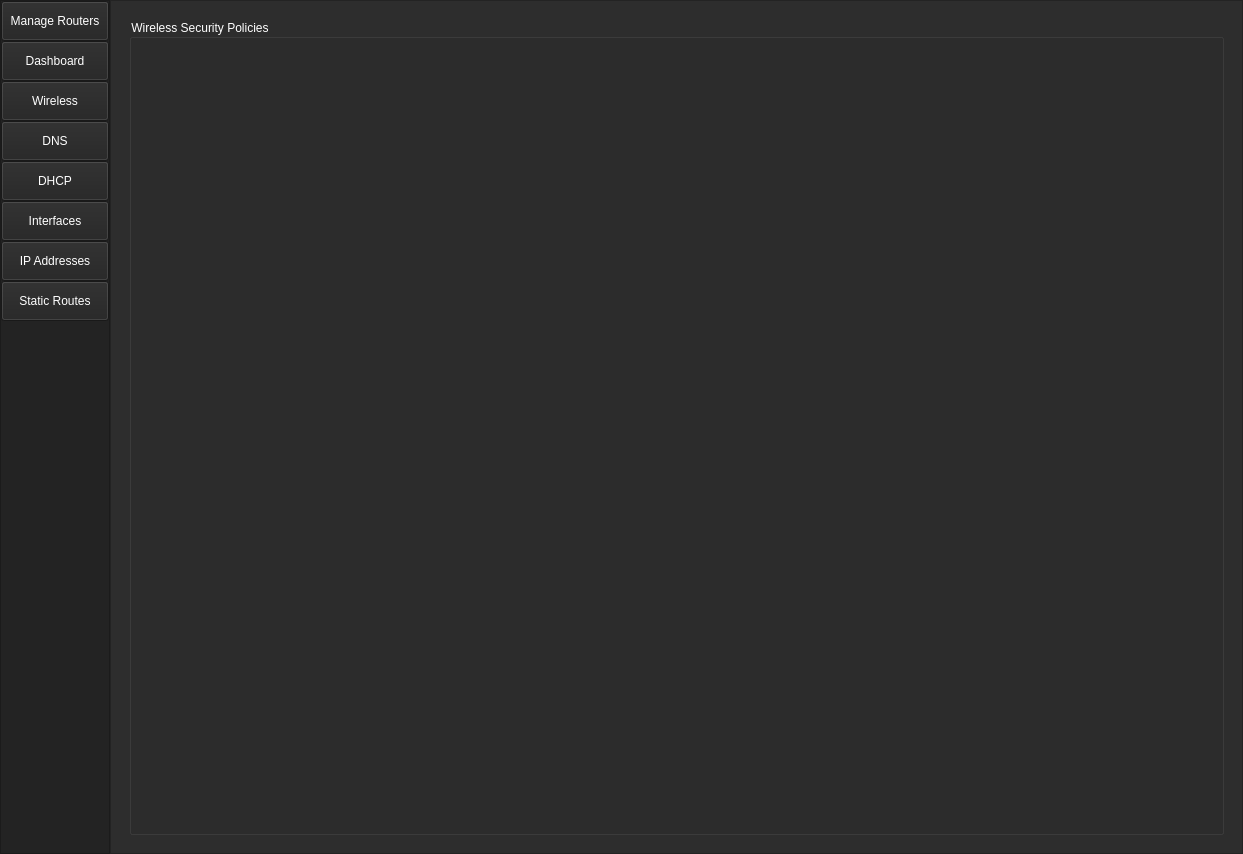
First picture: the form in UI/ui_main.ui, repository monico18/LTI-SDN-Controller, before the edit.
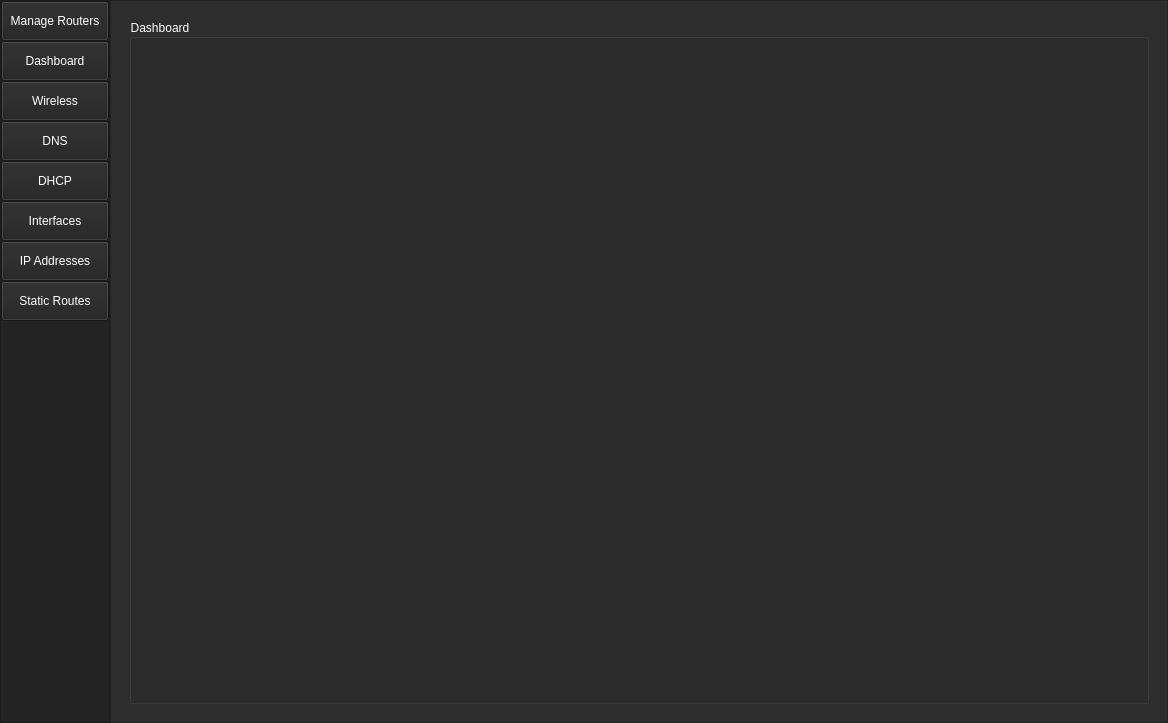
Second picture: the form after the edit. The open tabs and pages were chosen to show the change.

Patch:
```diff
--- a/UI/ui_main.ui
+++ b/UI/ui_main.ui
@@ -9,8 +9,8 @@
    <rect>
     <x>0</x>
     <y>0</y>
-    <width>1243</width>
-    <height>854</height>
+    <width>1168</width>
+    <height>723</height>
    </rect>
   </property>
   <property name="minimumSize">
@@ -3973,7 +3973,7 @@
                  </palette>
                 </property>
                 <property name="title">
-                 <string>Wireless Security Policies</string>
+                 <string>Dashboard</string>
                 </property>
                </widget>
               </item>
```
Left out of the diff: 10 changed lines with no effect on the pictures.
